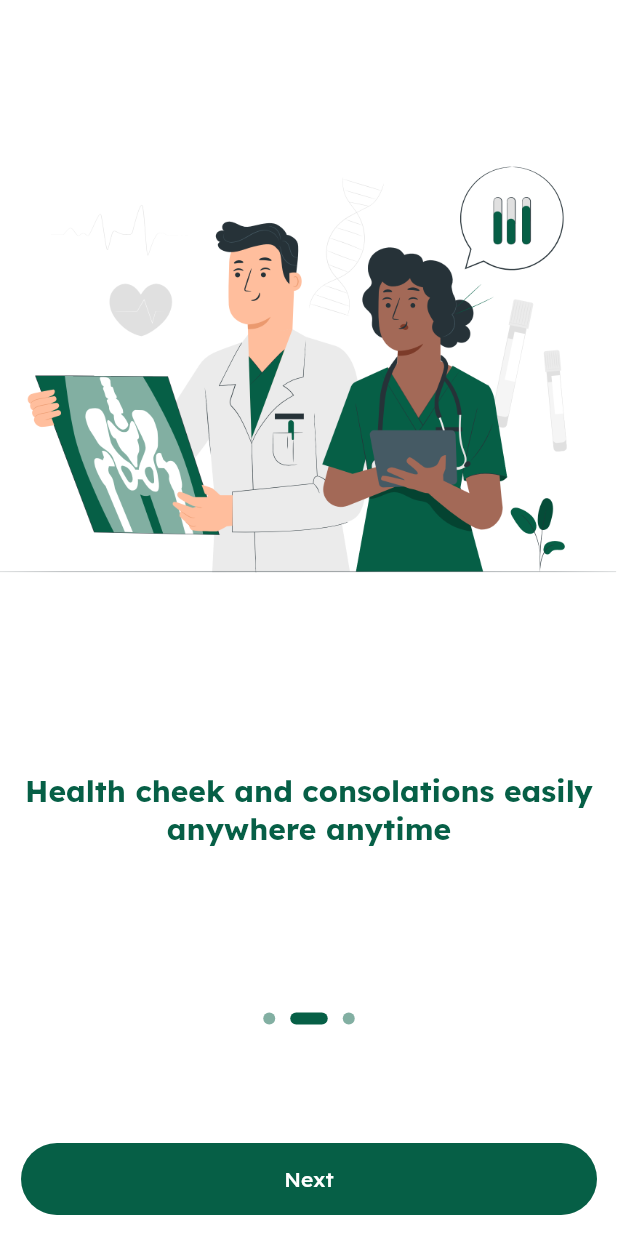
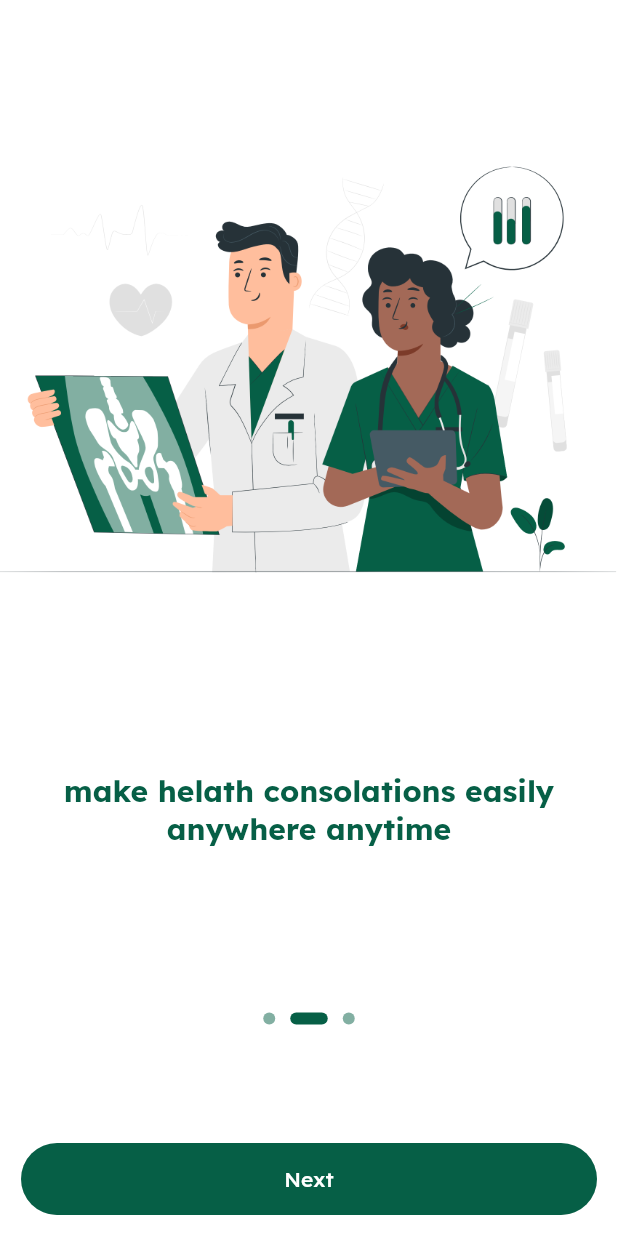
Before and after one commit to AmanuelDemelash/hakime_doctor_et, a Flutter app: the screen it shows after launch, swiped to page 2, on a phone screen of 412 x 824 dp. Run offline on Flutter 3.47's test engine with Material 2 defaults, Android fonts, the phone set to English and light mode, and no system bars; our stand-ins replace animated_bottom_navigation_bar, awesome_notifications, badges, cached_network_image, connectivity_plus, emoji_picker_flutter and 14 more; missing offline and left inert: country_phone_code_picker, dart:ffi, emoji_alert, zego_uikit_prebuilt_call, zego_uikit_prebuilt_live_audio_room.

Commit message:
first commit

```diff
--- a/lib/screens/onbording/onbordscreen.dart
+++ b/lib/screens/onbording/onbordscreen.dart
@@ -84,7 +84,7 @@ class Onbordscreen extends StatelessWidget {
                               const Padding(
                                 padding: EdgeInsets.all(10),
                                 child: Text(
-                                  "Health cheek and consolations easily anywhere anytime",
+                                  "make helath consolations easily anywhere anytime",
                                   textAlign: TextAlign.center,
                                   style: TextStyle(
                                       color: Constants.primcolor,
```
